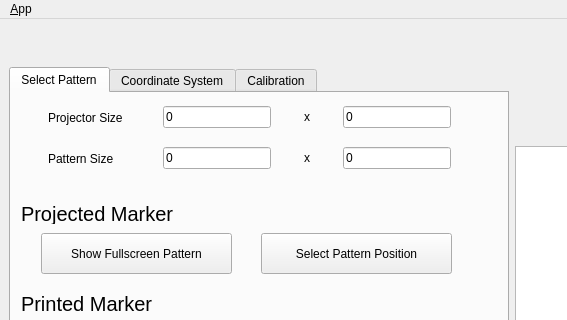
Before: the Qt Designer form ui/main_window.ui in NikolasE/projector_calibration, drawn with Qt 5; both pictures show x 0 to 567 and y 0 to 320 of the 1037 by 774 pixel window.
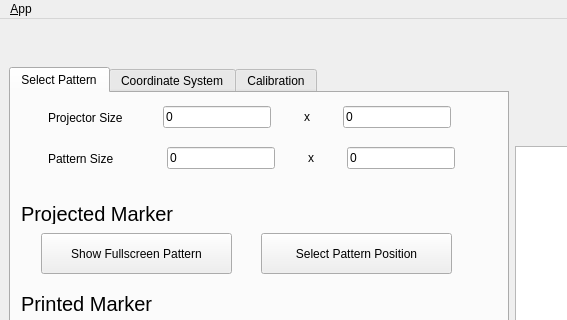
After: the same form once the commit is applied. The open tabs and pages were chosen to show the change. Icons and pictures are not drawn.

Patch:
```diff
--- a/ui/main_window.ui
+++ b/ui/main_window.ui
@@ -269,7 +269,7 @@
             </size>
            </property>
            <property name="text">
-            <string>Pattern Size</string>
+            <string>Pattern Size      </string>
            </property>
           </widget>
          </item>
```
Left out of the diff: 19 changed lines with no effect on the pictures.
